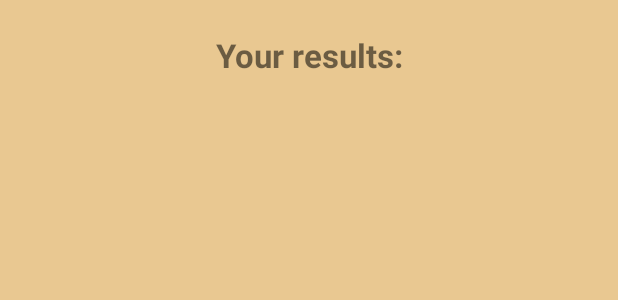
After one commit to razvantmzz/PersonalityTest, an Android app: the layout fragment_quiz_results.xml on its own in the app's theme, with its tools: preview values and no code run, on a phone screen of 412 x 824 dp. The commit adds this screen. Shown: the top 300 px of the screen. Run offline under Robolectric (Android 15) with nearby library versions, the phone set to English and light mode, and no system bars.

Commit message:
added quiz result screen

```diff
--- a/app/src/main/java/com/razvantmz/personalitytest/ui/quiz/QuizViewModel.kt
+++ b/app/src/main/java/com/razvantmz/personalitytest/ui/quiz/QuizViewModel.kt
@@ -9,7 +9,7 @@ import org.koin.core.component.KoinComponent
 import org.koin.core.parameter.parametersOf
 import org.koin.core.qualifier.named
 
-class QuizViewModel(private val quizId: Int) : ViewModel(), KoinComponent {
+class QuizViewModel( val quizId: Int) : ViewModel(), KoinComponent {
     private val quizData = getKoin().getOrCreateScope(QuizData.scopedId, named(QuizData.scopedName))
         .get<QuizData> { parametersOf(quizId) }
 
--- a/app/src/main/res/layout/fragment_question.xml
+++ b/app/src/main/res/layout/fragment_question.xml
@@ -4,7 +4,7 @@
     android:layout_width="match_parent"
     android:layout_height="match_parent"
     xmlns:app="http://schemas.android.com/apk/res-auto"
-    android:background="#E9C891"
+    android:background="@color/background"
     tools:context=".ui.quiz.QuestionFragment">
     <TextView
         android:id="@+id/question_title"
--- /dev/null
+++ b/app/src/main/res/layout/fragment_quiz_results.xml
@@ -0,0 +1,20 @@
+<?xml version="1.0" encoding="utf-8"?>
+<RelativeLayout xmlns:android="http://schemas.android.com/apk/res/android"
+    xmlns:tools="http://schemas.android.com/tools"
+    android:layout_width="match_parent"
+    android:layout_height="match_parent"
+    android:background="@color/background"
+    tools:context=".ui.quiz.QuizResultsFragment">
+
+    <TextView
+        android:id="@+id/title"
+        android:layout_width="match_parent"
+        android:layout_height="wrap_content"
+        android:text="@string/fragment_quiz_results"
+        android:textAlignment="center"
+        android:textStyle="bold"
+        android:textSize="22dp"
+        android:layout_margin="22dp"
+        />
+
+</RelativeLayout>
--- a/app/src/main/res/values/colors.xml
+++ b/app/src/main/res/values/colors.xml
@@ -7,6 +7,7 @@
     <color name="teal_700">#FF018786</color>
     <color name="black">#FF000000</color>
     <color name="white">#FFFFFFFF</color>
+    <color name="background">#E9C891</color>
 
     <color name="primary_button_start_color">#D06224</color>
     <color name="primary_button_end_color">#AE431E</color>
--- a/app/src/main/res/values/strings.xml
+++ b/app/src/main/res/values/strings.xml
@@ -5,4 +5,6 @@
     <string name="landing_page_start_quiz">Start quiz</string>
     <string name="fragment_quiz_back_btn">Back</string>
     <string name="fragment_quiz_next_btn">Next</string>
+
+    <string name="fragment_quiz_results">Your results:</string>
 </resources>
```
Also changed, not shown: app/src/main/java/com/razvantmz/personalitytest/ui/quiz/QuizFragment.kt (+13 -1 lines), app/src/main/java/com/razvantmz/personalitytest/ui/quiz/QuizResultsFragment.kt (added, +16 -0 lines), app/src/main/java/com/razvantmz/personalitytest/ui/quiz/QuizResultsViewModel.kt (added, +7 -0 lines), app/src/main/res/navigation/main_navigation_graph.xml (+15 -3 lines).
